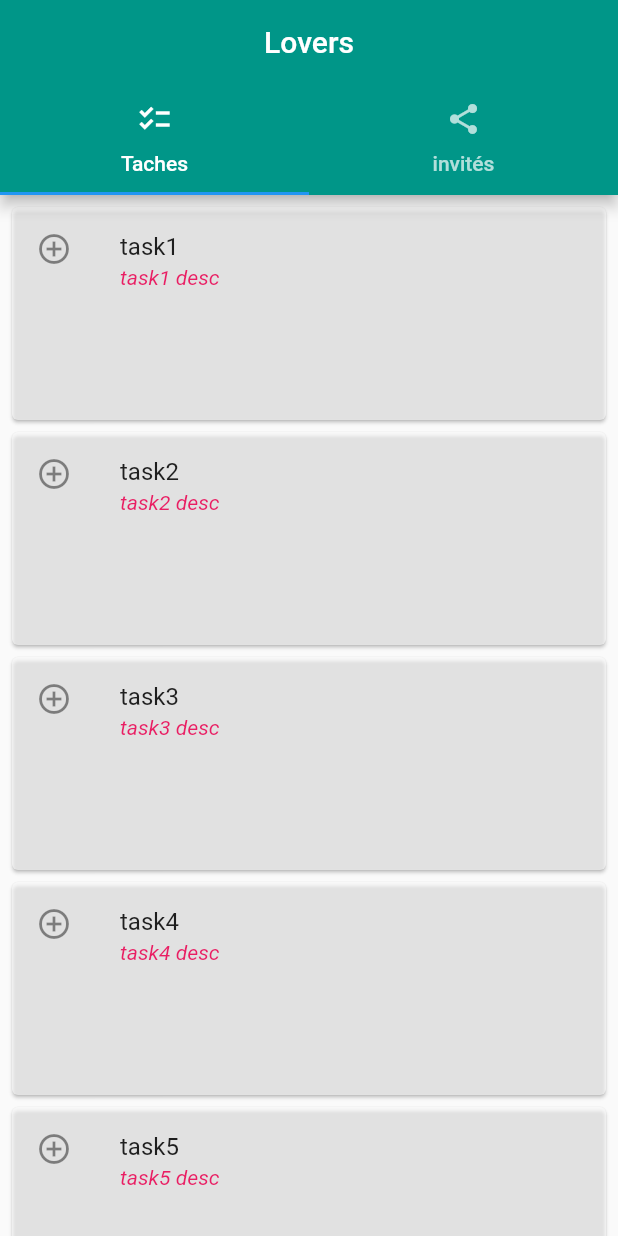
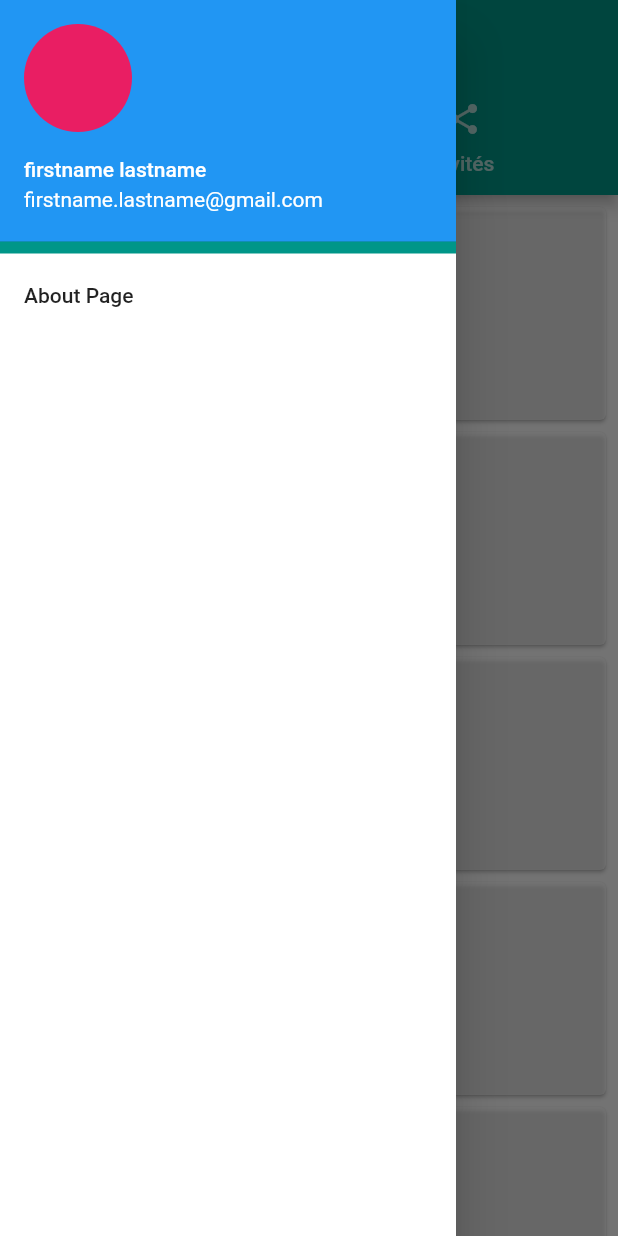
Before and after one commit to Hafyane/basic_card_flutter, a Flutter app: the screen it shows after launch, with the side drawer open (before the commit the screen has no drawer), on a phone screen of 412 x 824 dp. Run offline on Flutter 3.47's test engine with Material 2 defaults, Android fonts, the phone set to English and light mode, and no system bars.

Commit message:
add menu

```diff
--- a/lib/firstPage.dart
+++ b/lib/firstPage.dart
@@ -22,7 +22,7 @@ class FirstPage extends StatelessWidget {
     };
     return ListView.builder(
       padding: const EdgeInsets.all(4.0),
-      itemCount: items.length,
+      itemCount: items == null ? 0 : items.length,
       itemBuilder: (context, i) {
         String key = items.keys.elementAt(i);
         return SizedBox(
--- a/lib/main.dart
+++ b/lib/main.dart
@@ -1,6 +1,8 @@
 import 'package:flutter/material.dart';
+
 import './firstPage.dart' as first_page;
 import './secondPage.dart' as second_page;
+import 'about.dart';
 
 void main() {
   runApp(const MyApp());
@@ -16,9 +18,7 @@ class MyApp extends StatelessWidget {
         title: 'Lovers',
         home: Center(
           child: MyHomePage(title: 'Lovers'),
-        )
-
-    );
+        ));
   }
 }
 
@@ -64,6 +64,38 @@ class _MyHomePageState extends State<MyHomePage>
       body: TabBarView(controller: myController, children: const [
         first_page.FirstPage(),
         second_page.SecondPage(),
-        ]));
+      ]),
+      drawer: Drawer(
+        backgroundColor: Colors.white,
+        child: ListView(
+          children: [
+            Container(
+              color: Colors.teal,
+              child: const UserAccountsDrawerHeader(
+                accountName: Text('firstname lastname'),
+                accountEmail: Text('firstname.lastname@gmail.com'),
+                currentAccountPicture: CircleAvatar(
+                  //backgroundImage: NetworkImage('https://i.pravatar.cc/150?img=3'),
+                  backgroundColor: Colors.pink,
+                ),
+              ),
+            ),
+
+            const ListTile(
+              title: Text('About Page'),
+            )
+            //   onTap: () {
+            //     Navigator.push(
+            //       context,
+            //       const MaterialPageRoute(
+            //         builder: (BuildContext context) => const AboutPage(),
+            //       ),
+            //     );
+            //   },
+            // )
+          ],
+        ),
+      ),
+    );
   }
 }
```
Also changed, not shown: lib/about.dart (added, +16 -0 lines). Lines whose indentation alone changed are shown as unchanged.
